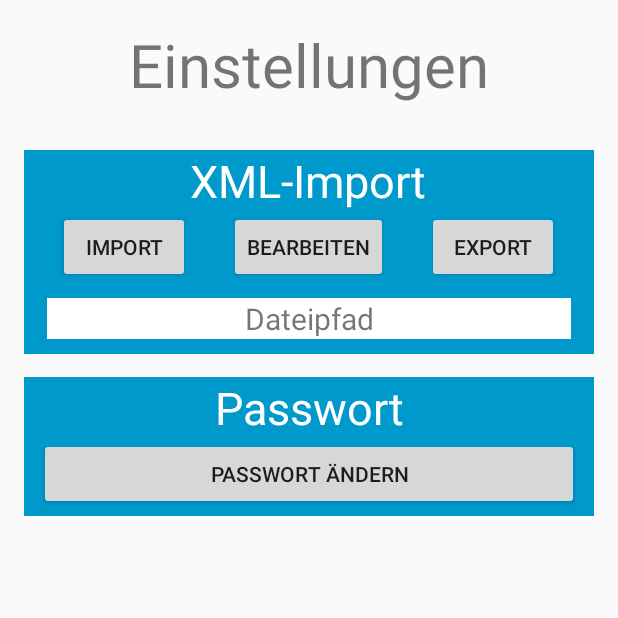
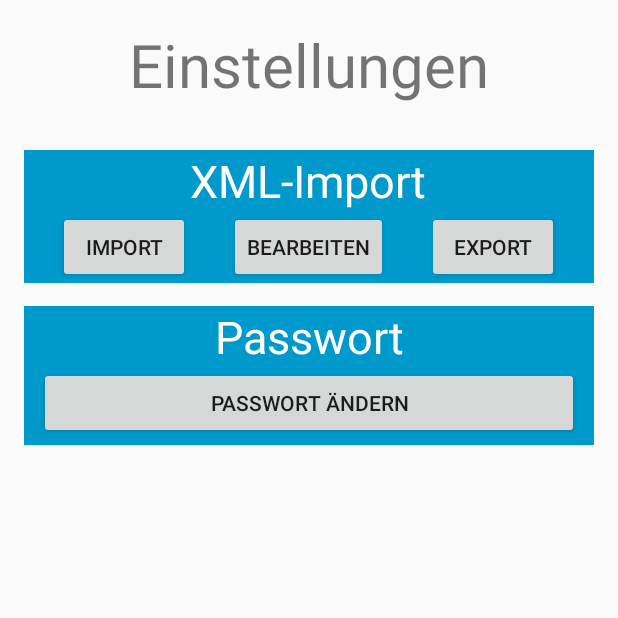
Before and after one commit to Amreink/Questionaire, an Android app: the SettingsActivity screen opened directly, with no data from a screen before it, after a tap on "IMPORT", on a phone screen of 412 x 824 dp, the top half of it. Run offline under Robolectric (Android 15) with nearby library versions, the phone set to English and light mode, and no system bars; 1 other tap on this screen came first.

Commit message:
Dateipfad TextView entfernt. MainActivity erstellt einen Ordner und legt die XML dort ab. Mit Button button_import in den Settings_Activity kann eine XML ausgewählt werden und dann eingelesen. Wenn neue XML eingelesen wird, wird Datenbank geleert.

```diff
--- a/app/src/main/java/tkapps/questionaire/SettingsActivity.java
+++ b/app/src/main/java/tkapps/questionaire/SettingsActivity.java
@@ -10,7 +10,6 @@ import android.util.Log;
 import android.view.View;
 import android.widget.Button;
 import android.widget.EditText;
-import android.widget.TextView;
 import android.widget.Toast;
 
 import org.w3c.dom.Document;
@@ -18,7 +17,7 @@ import org.w3c.dom.Element;
 import org.w3c.dom.Node;
 import org.w3c.dom.NodeList;
 
-import java.io.InputStream;
+import java.io.File;
 
 import javax.xml.parsers.DocumentBuilder;
 import javax.xml.parsers.DocumentBuilderFactory;
@@ -30,7 +29,7 @@ public class SettingsActivity extends AppCompatActivity {
     private DataStore dataStore;
     public SharedPreferences pref;
     SharedPreferences.Editor editor;
-    private static final String TAG = "FileChooserExampleActivity";
+    private static final String TAG = "FileChooserActivity";
     private static final int REQUEST_CODE = 6384; // onActivityResult request
     // code
 
@@ -65,13 +64,64 @@ public class SettingsActivity extends AppCompatActivity {
                                 final String path = tkapps.questionaire.afilechooser.utils.FileUtils.getPath(this, uri);
                                 Toast.makeText(SettingsActivity.this,
                                         "File Selected: " + path, Toast.LENGTH_LONG).show();
+                                try {
+                                    //Lese die XML ein
+                                    File fXmlFile = new File(path);
+                                    DocumentBuilderFactory dbFactory = DocumentBuilderFactory.newInstance();
+                                    DocumentBuilder dBuilder = dbFactory.newDocumentBuilder();
+                                    Document doc = dBuilder.parse(fXmlFile);
+
+                                    //XML Normalisieren (Keine parallelen Knoten etc.)
+                                    Element element=doc.getDocumentElement();
+                                    element.normalize();
+
+                                    NodeList nList = doc.getElementsByTagName("FrageUndAntwort");
+                                    //String[] values = {"Frage", "Antwort1","Anwort2","Antwort3","Antwort4","Korrekte_Antwort"};
+
+                                    for (int i=0; i<nList.getLength(); i++) {
+
+                                        Node node = nList.item(i);
+                                        if (node.getNodeType() == Node.ELEMENT_NODE) {
+                                            Element item = (Element) node;
+
+                                            //Werte auslesen
+                                            String question = getValue("Frage", item);
+                                            String correct_answer =  getValue("Korrekte_Antwort", item);
+
+                                            String[] dbAnswers = {
+                                                    getValue("Antwort1", item),
+                                                    getValue("Antwort2", item),
+                                                    getValue("Antwort3", item),
+                                                    getValue("Antwort4", item)
+                                            };
+
+                                            Answer[] answers = new Answer[4];
+
+                                            //Jeder Antwort mitgeben, ob sie korrekt ist
+                                            for (int counter = 0; counter < 4; counter++) {
+                                                boolean correctAnswer = false;
+                                                if (Integer.parseInt(correct_answer) == counter) {
+                                                    correctAnswer = true;
+                                                }
+                                                answers[counter] = new Answer(dbAnswers[counter], correctAnswer);
+                                            }
+
+                                            Interrogation interrogation = new Interrogation(
+                                                    question, answers[0], answers[1], answers[2], answers[3]);
+                                            //Datensatz abspeichern
+                                            dataStore.addQuestion(interrogation);
+                                        }
+                                    }
+                                    Toast.makeText(SettingsActivity.this, "Xml wurde erfolgreich importiert.", Toast.LENGTH_SHORT).show();
+
+                                } catch (Exception e) {e.printStackTrace();}
+
                             } catch (Exception e) {
-                                Log.e("FileSelectorTestActivity", "File select error", e);
+                                Log.e("FileSelectorActivity", "File select error", e);
                             }
                         } else
                             Toast.makeText(this, "Datei ist leer", Toast.LENGTH_SHORT).show();
                     }
-                    Toast.makeText(this, resultCode + " " + RESULT_OK, Toast.LENGTH_SHORT).show();
                     break;
             }
             super.onActivityResult(requestCode, resultCode, data);
@@ -119,94 +169,31 @@ public class SettingsActivity extends AppCompatActivity {
                 }
             });
         }
+
         //Anzeigen der SettingsActivity und initialisieren der Buttons
+        //Dies sind die Einstellungen
         public void showSettings() {
 
             setContentView(R.layout.activity_settings);
 
-            TextView textView_path = (TextView) findViewById(R.id.textView_path);
             Button button_import = (Button) findViewById(R.id.button_importXML);
             Button button_edit = (Button) findViewById(R.id.button_editXML);
             Button button_export = (Button) findViewById(R.id.button_exportXML);
             Button button_changePassword = (Button)findViewById(R.id.button_changePassword);
 
-            //XML Pfad anzeigen
-
-
             //Datenbankanbindung
             dataStore = DataStore.getInstance(getApplicationContext());
-
-            //ImportPfad auswählen
-            textView_path.setOnClickListener(new View.OnClickListener() {
-                @Override
-                public void onClick(View v) {
-                    showChooser();
-                }
-            });
-
-
-            //Xml einspielen
 
             //Button button_import soll eine XML importieren können
             button_import.setOnClickListener(new View.OnClickListener() {
                 @Override
                 public void onClick(View v) {
-
-                try {
-                    InputStream is = getAssets().open("xml_questionnaire.xml");
-
-                    DocumentBuilderFactory dbFactory = DocumentBuilderFactory.newInstance();
-                    DocumentBuilder dBuilder = dbFactory.newDocumentBuilder();
-                    Document doc = dBuilder.parse(is);
-
-                    Element element=doc.getDocumentElement();
-                    element.normalize();
-
-                    NodeList nList = doc.getElementsByTagName("FrageUndAntwort");
-                    //String[] values = {"Frage", "Antwort1","Anwort2","Antwort3","Antwort4","Korrekte_Antwort"};
-
-                    for (int i=0; i<nList.getLength(); i++) {
-
-                        Node node = nList.item(i);
-                        if (node.getNodeType() == Node.ELEMENT_NODE) {
-                            Element item = (Element) node;
-
-                            String question = getValue("Frage", item);
-                            String correct_answer =  getValue("Korrekte_Antwort", item);
-
-                            String[] dbAnswers = {
-                                    getValue("Antwort1", item),
-                                    getValue("Antwort2", item),
-                                    getValue("Antwort3", item),
-                                    getValue("Antwort4", item)
-                            };
-
-                            Answer[] answers = new Answer[4];
-
-                            for (int counter = 0; counter < 4; counter++) {
-                                boolean correctAnswer = false;
-                                if (Integer.parseInt(correct_answer) == counter) {
-                                    correctAnswer = true;
-                                }
-                                answers[counter] = new Answer(dbAnswers[counter], correctAnswer);
-                            }
-
-                            Interrogation interrogation = new Interrogation(
-                                    question, answers[0], answers[1], answers[2], answers[3]);
-                            dataStore.addQuestion(interrogation);
-                        }
-                    }
-
-                } catch (Exception e) {e.printStackTrace();}
-
+                    //Datenbank leeren
+                    //Nötig, damit eine XML nicht mehrmals eingelesen wird
+                    dataStore.removeQuestions();
+                    //Dateibrowser öffnen
+                    showChooser();
                 }
-
-                private String getValue(String tag, Element element) {
-                    NodeList nodeList = element.getElementsByTagName(tag).item(0).getChildNodes();
-                    Node node = nodeList.item(0);
-                    return node.getNodeValue();
-                }
-
             });
 
             //Button button_edit soll Fragen edtieren können
@@ -234,9 +221,9 @@ public class SettingsActivity extends AppCompatActivity {
                 }
             });
 
-
         }
 
+    //Zeigt den Dateibrowser an
     private void showChooser() {
         // Use the GET_CONTENT intent from the utility class
         Intent target = tkapps.questionaire.afilechooser.utils.FileUtils.createGetContentIntent();
@@ -249,4 +236,11 @@ public class SettingsActivity extends AppCompatActivity {
             // The reason for the existence of aFileChooser
         }
     }
+
+    //Methode um die Knoten aus der XML auszulesen
+    private String getValue(String tag, Element element) {
+        NodeList nodeList = element.getElementsByTagName(tag).item(0).getChildNodes();
+        Node node = nodeList.item(0);
+        return node.getNodeValue();
+    }
 }
--- a/app/src/main/java/tkapps/questionaire/data/DataStore.java
+++ b/app/src/main/java/tkapps/questionaire/data/DataStore.java
@@ -79,9 +79,9 @@ public class DataStore {
     }
 
     //TODO: Truncate (als wüsstest du noch was das gerade bedeutet... noob)
-    public void removeLecture(Interrogation interrogation){
-        String question = interrogation.getQuestion();
-        db.delete(DbSchema.Table.NAME, DbSchema.Table.Columns.QUESTION + " = ?", new String[]{question});
+    public void removeQuestions(){
+        db.execSQL("delete from "+ DbSchema.Table.NAME);
+        db.execSQL("vacuum");
     }
 
     public int getAmountQuestions(){
--- a/app/src/main/res/layout/activity_settings.xml
+++ b/app/src/main/res/layout/activity_settings.xml
@@ -70,21 +70,6 @@
             android:layout_centerHorizontal="true"
             android:ellipsize="none"
             android:textColor="@android:color/background_light" />
-        <TextView
-            android:layout_width="match_parent"
-            android:layout_height="wrap_content"
-            android:layout_below="@+id/button_editXML"
-            android:text="@string/xml_path"
-            android:textSize="20sp"
-            android:textAlignment="center"
-            android:background="@android:color/background_light"
-            android:layout_centerHorizontal="true"
-            android:layout_marginBottom="10dp"
-            android:layout_marginLeft="15dp"
-            android:layout_marginRight="15dp"
-            android:layout_marginTop="10dp"
-            android:id="@+id/textView_path"
-            android:clickable="true" />
     </RelativeLayout>
     <RelativeLayout
         android:layout_width="match_parent"
```
Also changed, not shown: app/src/main/java/tkapps/questionaire/MainActivity.java (+6 -3 lines), 9 other files.
